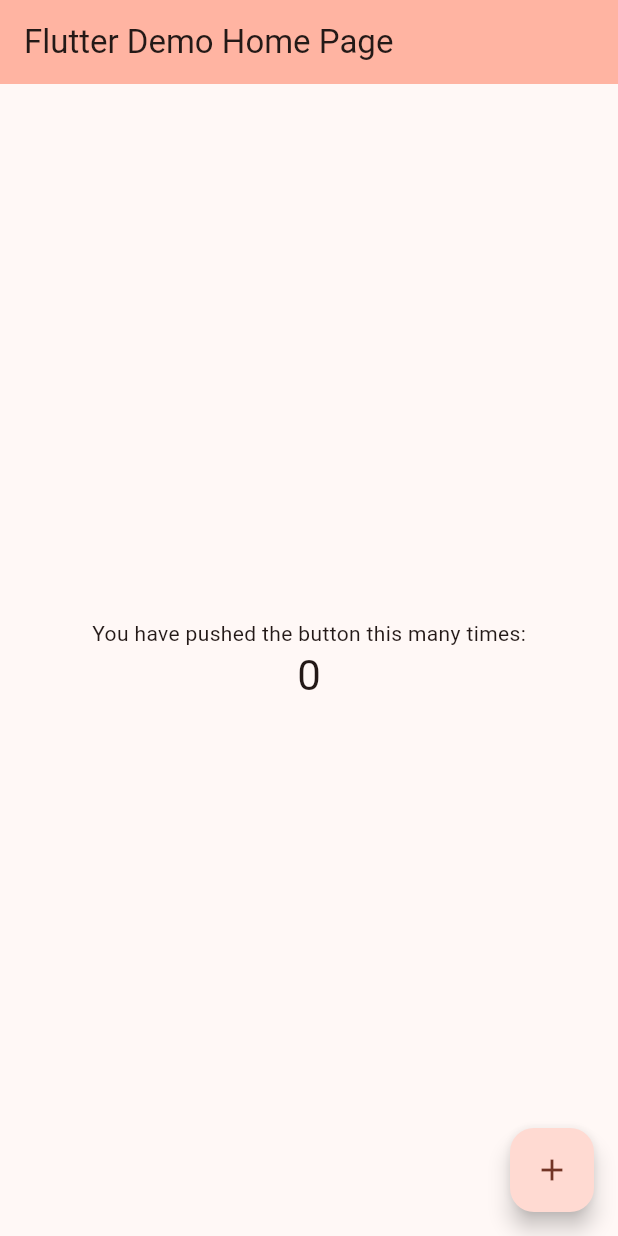
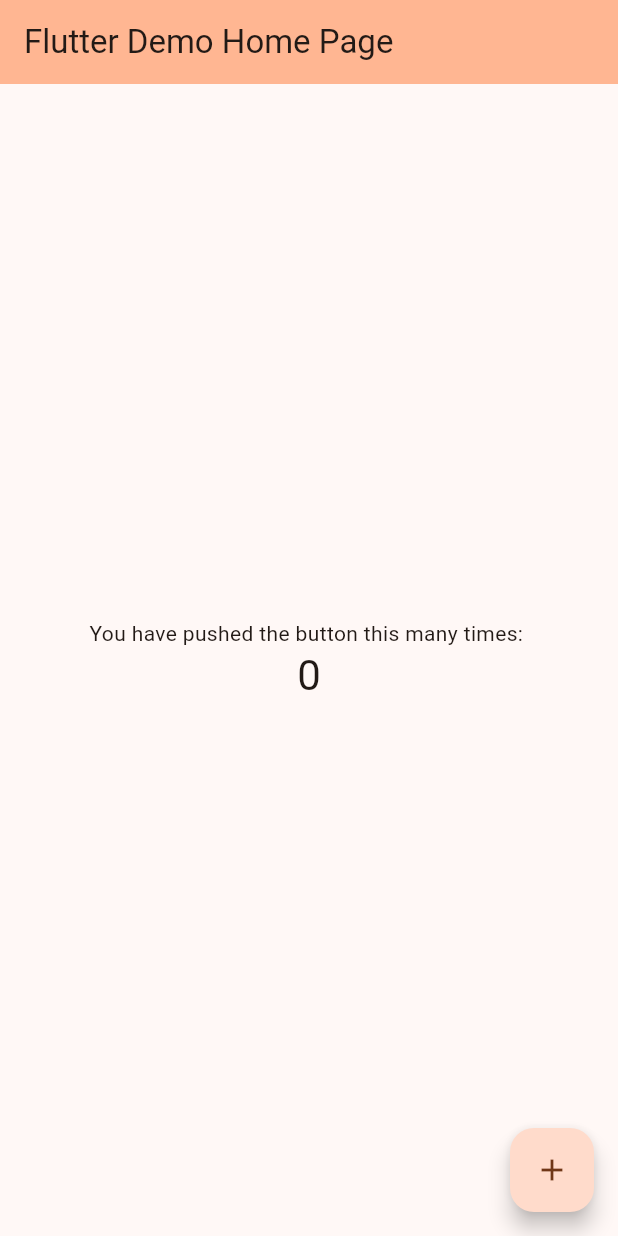
Before and after one commit to philmard/travelbuddy, a Flutter app: the screen it shows after launch, on a phone screen of 412 x 824 dp. Run offline on Flutter 3.47's test engine with Material 3 defaults, Android fonts, the phone set to English and light mode, and no system bars.

Commit message:
test Belsinho

```diff
--- a/lib/main.dart
+++ b/lib/main.dart
@@ -28,7 +28,7 @@ class MyApp extends StatelessWidget {
         //
         // This works for code too, not just values: Most code changes can be
         // tested with just a hot reload.
-        colorScheme: ColorScheme.fromSeed(seedColor: const Color.fromARGB(255, 244, 61, 6)),
+        colorScheme: ColorScheme.fromSeed(seedColor: const Color.fromARGB(55, 144, 61, 6)),
         useMaterial3: true,
       ),
       home: const MyHomePage(title: 'Flutter Demo Home Page'),
@@ -106,7 +106,7 @@ class _MyHomePageState extends State<MyHomePage> {
           mainAxisAlignment: MainAxisAlignment.center,
           children: <Widget>[
             const Text(
-              'You have pushed the button this many times:',
+              'You have pushed the button this many times: ',
             ),
             Text(
               '$_counter',
```
